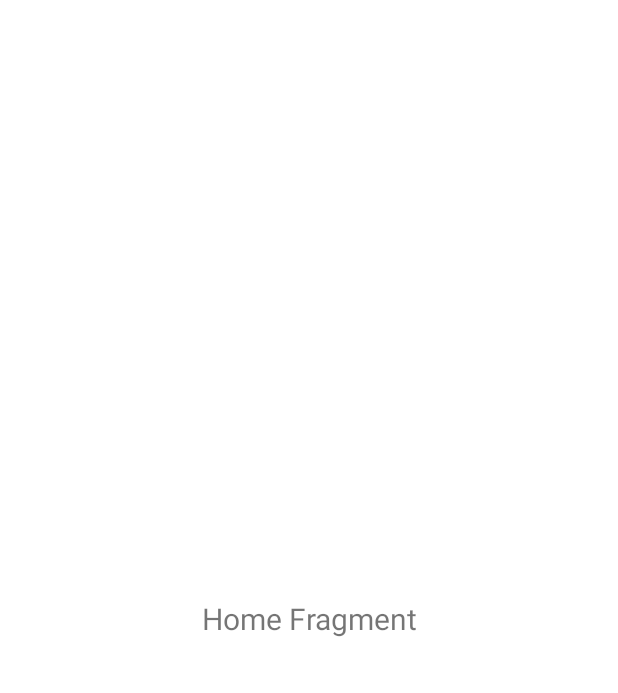
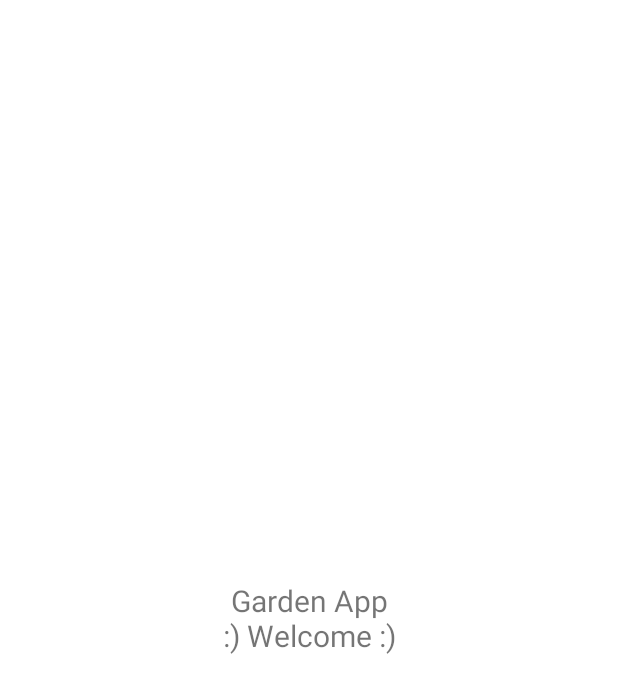
Before and after one commit to s5teixeira/BlossomGardens, an Android app: the layout fragment_home.xml on its own in the app's theme, with its tools: preview values and no code run, on a phone screen of 412 x 824 dp. Shown: the top 693 px of the screen. Run offline under Robolectric (Android 15) with nearby library versions, the phone set to English and light mode, and no system bars.

Commit message:
added pink theme, images, home page

```diff
--- a/app/src/main/res/values/colors.xml
+++ b/app/src/main/res/values/colors.xml
@@ -1,13 +1,13 @@
 <?xml version="1.0" encoding="utf-8"?>
 <resources>
-    <color name="purple_200">#FFBB86FC</color>
-    <color name="purple_500">#FF6200EE</color>
-    <color name="purple_700">#FF3700B3</color>
-    <color name="teal_200">#FF03DAC5</color>
-    <color name="teal_700">#FF018786</color>
+    <color name="purple_200">#FFB4EE</color>
+    <color name="purple_500">#FFB4EE</color>
+    <color name="purple_700">#FF51D8</color>
+    <color name="teal_200">#FFB4EE</color>
+    <color name="teal_700">#FFB4EE</color>
     <color name="black">#FF000000</color>
     <color name="white">#FFFFFFFF</color>
 
-    <color name="colorPrimary">#6200EE</color>
+    <color name="colorPrimary">#FFB4EE</color>
 
 </resources>
--- a/app/src/main/res/values/strings.xml
+++ b/app/src/main/res/values/strings.xml
@@ -8,6 +8,7 @@
     <string name="tickets">Flowers</string>
     <string name="offers">Trees</string>
     <string name="rewards">Vegetables</string>
+    <string name="home2">Welcome to the garden app. Buy seeds or flowers :)))</string>
 
     <!-- Action Bar -->
     <string name="settings">Settings</string>
@@ -15,7 +16,7 @@
 
     <string name="content">Content</string>
 
-    <string name="home_fragment">Home Fragment</string>
+    <string name="home_fragment">Garden App\n:) Welcome :)</string>
     <string name="tickets_fragment">Flowers Fragment</string>
     <string name="offers_fragment">Trees Fragment</string>
     <string name="rewards_fragment">Vegetables Fragment</string>
```
Also changed, not shown: app/src/main/res/layout/activity_main.xml (+26 -0 lines).
